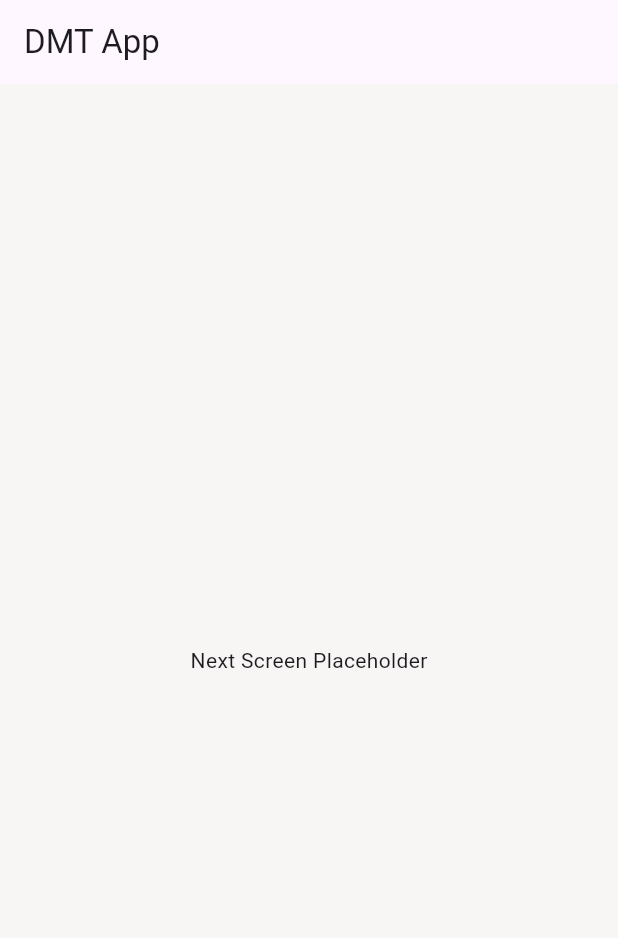
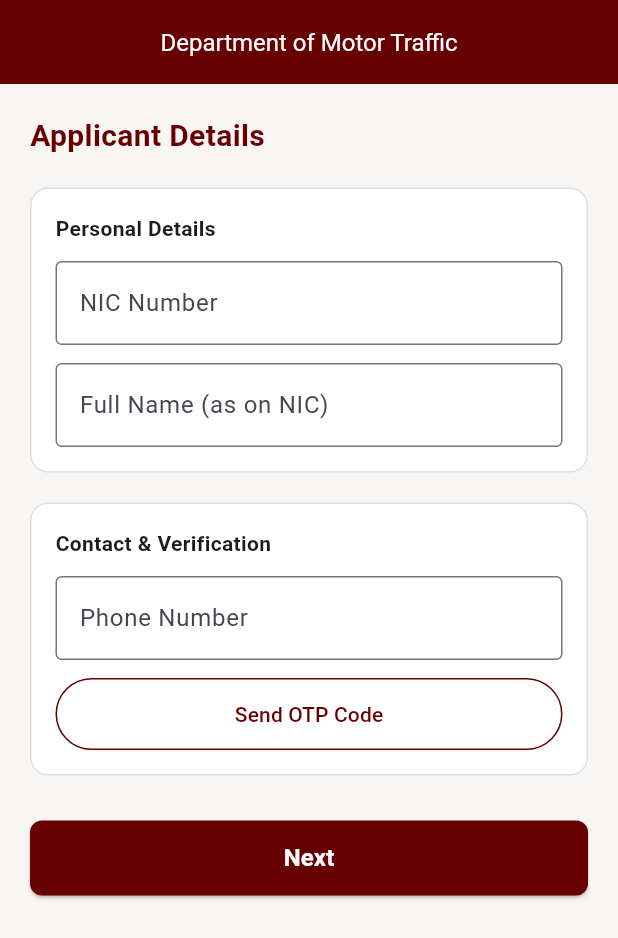
Before and after one commit to SPraneepa/dmt-app, a Flutter app: the screen it shows after launch, on a phone screen of 412 x 824 dp. Shown: the top 938 px of the screen. Run offline on Flutter 3.47's test engine with Material 3 defaults, Android fonts, the phone set to English and light mode, and no system bars.

```diff
--- a/lib/screens/applicant_details_screen.dart
+++ b/lib/screens/applicant_details_screen.dart
@@ -0,0 +1,320 @@
+import 'package:flutter/material.dart';
+import 'package:provider/provider.dart';
+import '../core/constants/app_color.dart';
+import '../providers/appointment_provider.dart';
+import 'service_selection_screen.dart';
+
+class ApplicantDetailsScreen extends StatefulWidget {
+  const ApplicantDetailsScreen({super.key});
+
+  @override
+  State<ApplicantDetailsScreen> createState() => _ApplicantDetailsScreenState();
+}
+
+class _ApplicantDetailsScreenState extends State<ApplicantDetailsScreen> {
+  final _formKey = GlobalKey<FormState>();
+  final _nicController = TextEditingController();
+  final _nameController = TextEditingController();
+  final _phoneController = TextEditingController();
+
+  bool _isPhoneVerified = false;
+  bool _isVerifyingOtp = false;
+
+  @override
+  void dispose() {
+    _nicController.dispose();
+    _nameController.dispose();
+    _phoneController.dispose();
+    super.dispose();
+  }
+
+  void _showOtpModal() {
+    final otpController = TextEditingController();
+
+    showModalBottomSheet(
+      context: context,
+      isScrollControlled: true,
+      shape: const RoundedRectangleBorder(
+        borderRadius: BorderRadius.vertical(top: Radius.circular(20)),
+      ),
+      builder: (context) => Padding(
+        padding: EdgeInsets.only(
+          bottom: MediaQuery.of(context).viewInsets.bottom + 20,
+          left: 20,
+          right: 20,
+          top: 20,
+        ),
+        child: Column(
+          mainAxisSize: MainAxisSize.min,
+          crossAxisAlignment: CrossAxisAlignment.start,
+          children: [
+            const Text(
+              'Verify Phone Number',
+              style: TextStyle(
+                fontSize: 18,
+                fontWeight: FontWeight.bold,
+                color: AppColors.primaryMaroon,
+              ),
+            ),
+            const SizedBox(height: 8),
+            Text('Enter the 4-digit code sent to ${_phoneController.text}'),
+            const SizedBox(height: 16),
+            TextField(
+              controller: otpController,
+              keyboardType: TextInputType.number,
+              maxLength: 4,
+              decoration: const InputDecoration(
+                labelText: 'OTP Code (Enter 1234)',
+                border: OutlineInputBorder(),
+              ),
+            ),
+            const SizedBox(height: 16),
+            SizedBox(
+              width: double.infinity,
+              height: 48,
+              child: ElevatedButton(
+                style: ElevatedButton.styleFrom(
+                  backgroundColor: AppColors.primaryMaroon,
+                  shape: RoundedRectangleBorder(
+                    borderRadius: BorderRadius.circular(8),
+                  ),
+                ),
+                onPressed: () {
+                  if (otpController.text == '1234') {
+                    setState(() {
+                      _isPhoneVerified = true;
+                    });
+                    Navigator.pop(context);
+                    ScaffoldMessenger.of(context).showSnackBar(
+                      const SnackBar(
+                        content: Text('Phone number verified successfully!'),
+                      ),
+                    );
+                  } else {
+                    ScaffoldMessenger.of(context).showSnackBar(
+                      const SnackBar(
+                        content: Text('Invalid OTP. Use 1234 for demo.'),
+                      ),
+                    );
+                  }
+                },
+                child: const Text(
+                  'Verify',
+                  style: TextStyle(color: Colors.white, fontSize: 16),
+                ),
+              ),
+            ),
+          ],
+        ),
+      ),
+    );
+  }
+
+  void _onNextPressed() {
+    if (_formKey.currentState!.validate()) {
+      if (!_isPhoneVerified) {
+        ScaffoldMessenger.of(context).showSnackBar(
+          const SnackBar(
+            content: Text('Please verify your phone number before proceeding.'),
+          ),
+        );
+        return;
+      }
+
+      context.read<AppointmentProvider>().updateApplicantDetails(
+        nic: _nicController.text.trim(),
+        fullName: _nameController.text.trim(),
+        phone: _phoneController.text.trim(),
+      );
+
+      Navigator.push(
+        context,
+        MaterialPageRoute(builder: (context) => const ServiceSelectionScreen()),
+      );
+    }
+  }
+
+  @override
+  Widget build(BuildContext context) {
+    return Scaffold(
+      appBar: AppBar(
+        backgroundColor: AppColors.primaryMaroon,
+        title: const Text(
+          'Department of Motor Traffic',
+          style: TextStyle(color: Colors.white, fontSize: 16),
+        ),
+        centerTitle: true,
+        iconTheme: const IconThemeData(color: Colors.white),
+      ),
+      body: SingleChildScrollView(
+        padding: const EdgeInsets.all(20.0),
+        child: Form(
+          key: _formKey,
+          child: Column(
+            crossAxisAlignment: CrossAxisAlignment.start,
+            children: [
+              const Text(
+                'Applicant Details',
+                style: TextStyle(
+                  fontSize: 20,
+                  fontWeight: FontWeight.bold,
+                  color: AppColors.primaryMaroon,
+                ),
+              ),
+              const SizedBox(height: 20),
+
+              // Personal Details Card
+              Container(
+                padding: const EdgeInsets.all(16),
+                decoration: BoxDecoration(
+                  color: Colors.white,
+                  borderRadius: BorderRadius.circular(12),
+                  border: Border.all(color: AppColors.cardBorder),
+                ),
+                child: Column(
+                  crossAxisAlignment: CrossAxisAlignment.start,
+                  children: [
+                    const Text(
+                      'Personal Details',
+                      style: TextStyle(
+                        fontSize: 14,
+                        fontWeight: FontWeight.bold,
+                      ),
+                    ),
+                    const SizedBox(height: 12),
+                    TextFormField(
+                      controller: _nicController,
+                      decoration: const InputDecoration(
+                        labelText: 'NIC Number',
+                        border: OutlineInputBorder(),
+                      ),
+                      validator: (v) =>
+                          (v == null || v.isEmpty) ? 'Enter valid NIC' : null,
+                    ),
+                    const SizedBox(height: 12),
+                    TextFormField(
+                      controller: _nameController,
+                      decoration: const InputDecoration(
+                        labelText: 'Full Name (as on NIC)',
+                        border: OutlineInputBorder(),
+                      ),
+                      validator: (v) =>
+                          (v == null || v.isEmpty) ? 'Enter full name' : null,
+                    ),
+                  ],
+                ),
+              ),
+              const SizedBox(height: 20),
+
+              // Contact & Verification Card
+              Container(
+                padding: const EdgeInsets.all(16),
+                decoration: BoxDecoration(
+                  color: Colors.white,
+                  borderRadius: BorderRadius.circular(12),
+                  border: Border.all(color: AppColors.cardBorder),
+                ),
+                child: Column(
+                  crossAxisAlignment: CrossAxisAlignment.start,
+                  children: [
+                    const Text(
+                      'Contact & Verification',
+                      style: TextStyle(
+                        fontSize: 14,
+                        fontWeight: FontWeight.bold,
+                      ),
+                    ),
+                    const SizedBox(height: 12),
+                    TextFormField(
+                      controller: _phoneController,
+                      keyboardType: TextInputType.phone,
+                      decoration: const InputDecoration(
+                        labelText: 'Phone Number',
+                        hintText: '07X XXXXXXX',
+                        border: OutlineInputBorder(),
+                      ),
+                      validator: (v) => (v == null || v.length < 10)
+                          ? 'Enter valid phone number'
+                          : null,
+                    ),
+                    const SizedBox(height: 12),
+                    _isPhoneVerified
+                        ? Container(
+                            width: double.infinity,
+                            padding: const EdgeInsets.symmetric(vertical: 12),
+                            decoration: BoxDecoration(
+                              color: Colors.green.shade50,
+                              borderRadius: BorderRadius.circular(8),
+                            ),
+                            child: const Row(
+                              mainAxisAlignment: MainAxisAlignment.center,
+                              children: [
+                                Icon(Icons.check_circle, color: Colors.green),
+                                SizedBox(width: 8),
+                                Text(
+                                  'Phone Verified',
+                                  style: TextStyle(
+                                    color: Colors.green,
+                                    fontWeight: FontWeight.bold,
+                                  ),
+                                ),
+                              ],
+                            ),
+                          )
+                        : OutlinedButton(
+                            style: OutlinedButton.styleFrom(
+                              minimumSize: const Size(double.infinity, 48),
+                              side: const BorderSide(
+                                color: AppColors.primaryMaroon,
+                              ),
+                            ),
+                            onPressed: () {
+                              if (_phoneController.text.length >= 10) {
+                                _showOtpModal();
+                              } else {
+                                ScaffoldMessenger.of(context).showSnackBar(
+                                  const SnackBar(
+                                    content: Text('Enter phone number first.'),
+                                  ),
+                                );
+                              }
+                            },
+                            child: const Text(
+                              'Send OTP Code',
+                              style: TextStyle(color: AppColors.primaryMaroon),
+                            ),
+                          ),
+                  ],
+                ),
+              ),
+              const SizedBox(height: 30),
+
+              // Next Button
+              SizedBox(
+                width: double.infinity,
+                height: 50,
+                child: ElevatedButton(
+                  style: ElevatedButton.styleFrom(
+                    backgroundColor: AppColors.primaryMaroon,
+                    shape: RoundedRectangleBorder(
+                      borderRadius: BorderRadius.circular(8),
+                    ),
+                  ),
+                  onPressed: _onNextPressed,
+                  child: const Text(
+                    'Next',
+                    style: TextStyle(
+                      color: Colors.white,
+                      fontSize: 16,
+                      fontWeight: FontWeight.bold,
+                    ),
+                  ),
+                ),
+              ),
+            ],
+          ),
+        ),
+      ),
+    );
+  }
+}
--- a/lib/screens/splash_screen.dart
+++ b/lib/screens/splash_screen.dart
@@ -1,10 +1,10 @@
 import 'package:flutter/cupertino.dart';
 import 'package:flutter/material.dart';
 import '../core/constants/app_color.dart';
+import 'applicant_details_screen.dart';
 
 class SplashScreen extends StatefulWidget {
   const SplashScreen({super.key});
-
   @override
   State<SplashScreen> createState() => _SplashScreenState();
 }
@@ -21,12 +21,7 @@ class _SplashScreenState extends State<SplashScreen> {
     if (!mounted) return;
 
     Navigator.of(context).pushReplacement(
-      MaterialPageRoute(
-        builder: (context) => Scaffold(
-          appBar: AppBar(title: const Text('DMT App')),
-          body: const Center(child: Text('Next Screen Placeholder')),
-        ),
-      ),
+      MaterialPageRoute(builder: (context) => ApplicantDetailsScreen()),
     );
   }
 
```
Also changed, not shown: lib/screens/date_time_selection_screen.dart (added, +13 -0 lines), lib/screens/service_selection_screen.dart (added, +319 -0 lines).
